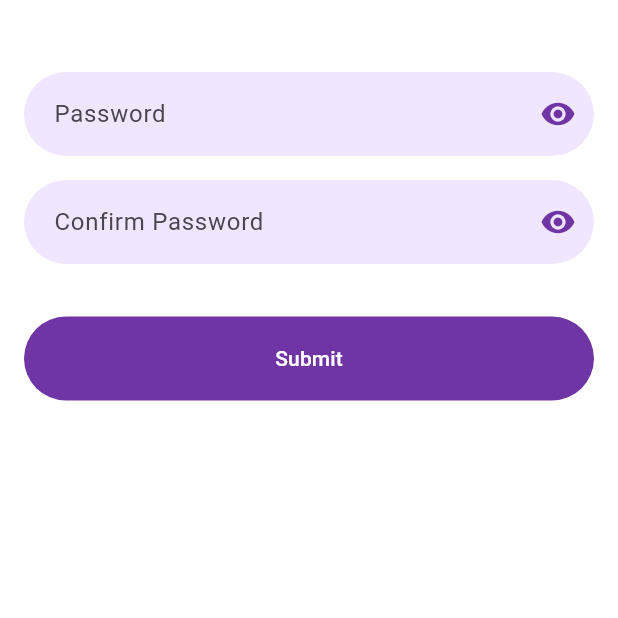
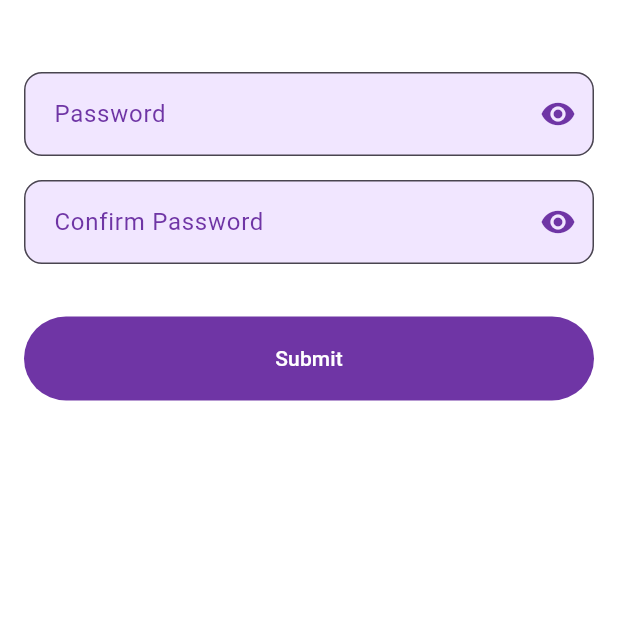
Before and after one commit to VIKAS-WEB/QuickCashApp, a Flutter app: the SecurityScreen screen opened directly, on a phone screen of 412 x 824 dp, the top half of it. Run offline on Flutter 3.47's test engine with Material 3 defaults, Android fonts, the light colour scheme and no system bars; our stand-ins replace country_picker, dio, flutter_svg, image_picker, intl_phone_field, percent_indicator and 2 more; missing offline and left inert: country_state_city_pro, flutter_quill; accounts and stored records are empty.

```diff
--- a/lib/Screens/UserProfileScreen/SecurityScreen/security_screen.dart
+++ b/lib/Screens/UserProfileScreen/SecurityScreen/security_screen.dart
@@ -154,6 +154,7 @@ class _SecurityScreenState extends State<SecurityScreen> {
                       textInputAction: TextInputAction.next,
                       obscureText: !_isPasswordVisible,
                       cursorColor: kPrimaryColor,
+                      style: const TextStyle(color: kPrimaryColor),
                       validator: (value) {
                         if (value == null || value.isEmpty) {
                           return 'Please enter your password';
@@ -165,6 +166,11 @@ class _SecurityScreenState extends State<SecurityScreen> {
                       },
                       decoration: InputDecoration(
                         labelText: "Password",
+                        labelStyle: const TextStyle(color: kPrimaryColor),
+                        border: OutlineInputBorder(
+                          borderRadius: BorderRadius.circular(12),
+                          borderSide: const BorderSide(),
+                        ),
                         suffixIcon: IconButton(
                           icon: Icon(
                             _isPasswordVisible ? Icons.visibility_off : Icons.visibility,
@@ -185,6 +191,7 @@ class _SecurityScreenState extends State<SecurityScreen> {
                       controller: _confirmPasswordController,
                       obscureText: !_isConfirmPasswordVisible,
                       cursorColor: kPrimaryColor,
+                      style: const TextStyle(color: kPrimaryColor),
                       validator: (value) {
                         if (value == null || value.isEmpty) {
                           return 'Please enter your confirm password';
@@ -196,6 +203,11 @@ class _SecurityScreenState extends State<SecurityScreen> {
                       },
                       decoration: InputDecoration(
                         labelText: "Confirm Password",
+                        labelStyle: const TextStyle(color: kPrimaryColor),
+                        border: OutlineInputBorder(
+                          borderRadius: BorderRadius.circular(12),
+                          borderSide: const BorderSide(),
+                        ),
                         suffixIcon: IconButton(
                           icon: Icon(
                             _isConfirmPasswordVisible ? Icons.visibility_off : Icons.visibility,
@@ -217,14 +229,20 @@ class _SecurityScreenState extends State<SecurityScreen> {
                         controller: _otpController,
                         keyboardType: TextInputType.number,
                         cursorColor: kPrimaryColor,
+                        style: const TextStyle(color: kPrimaryColor),
                         validator: (value) {
                           if (value == null || value.isEmpty) {
                             return 'Please enter OTP';
                           }
                           return null;
                         },
-                        decoration: const InputDecoration(
+                        decoration: InputDecoration(
                           labelText: "OTP",
+                          labelStyle: const TextStyle(color: kPrimaryColor),
+                          border: OutlineInputBorder(
+                            borderRadius: BorderRadius.circular(12),
+                            borderSide: const BorderSide(),
+                          ),
                         ),
                       ),
                     ],
```
